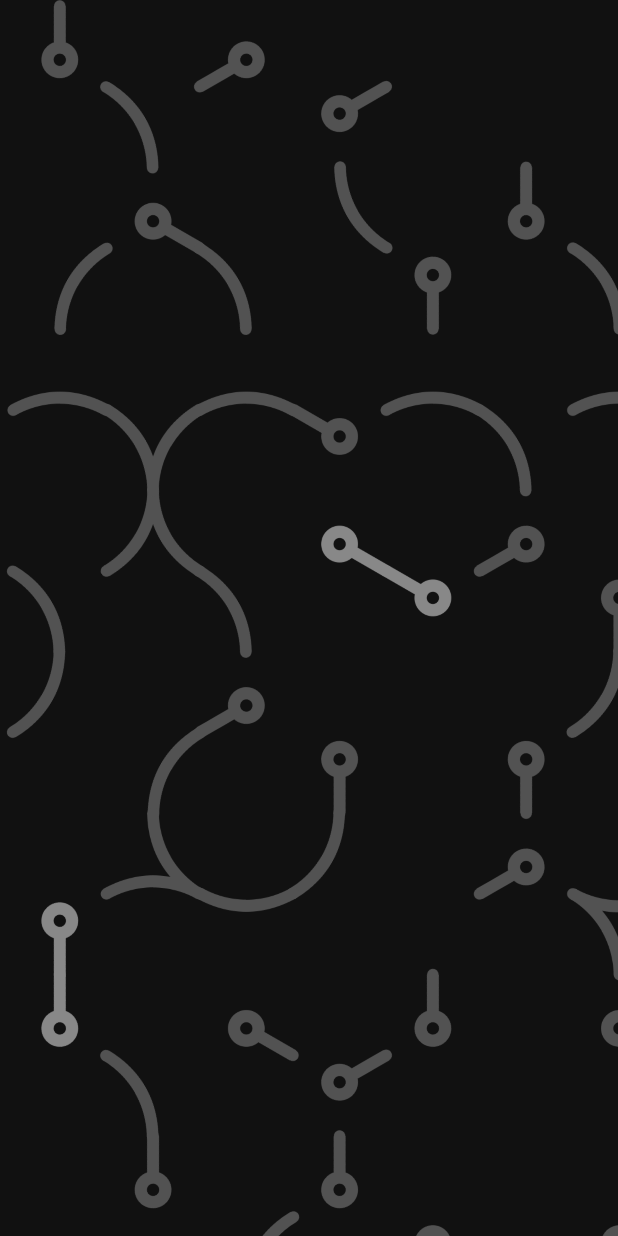
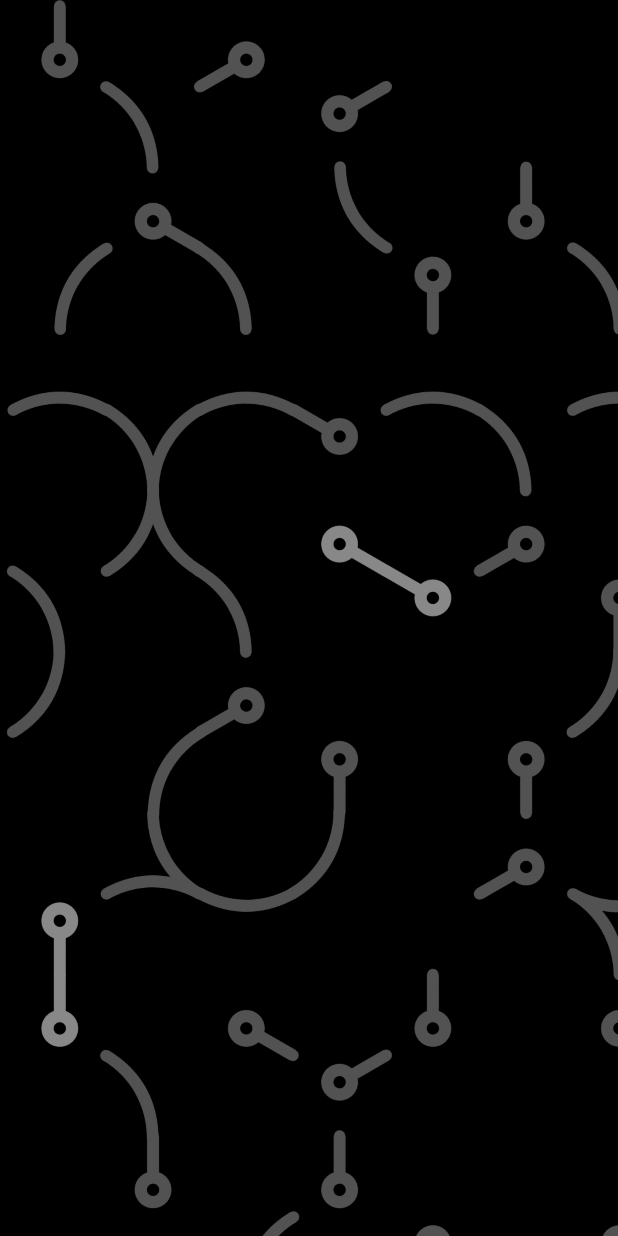
Before and after one commit to scopz/ZenLoops, an Android app: the screen it shows after launch (GameActivity), on a phone screen of 412 x 824 dp. Run offline under Robolectric (Android 15) with nearby library versions, the phone set to English and light mode, and no system bars; 1 statement that could not run was skipped.

Commit message:
Set background to black

```diff
--- a/app/src/main/res/values/colors.xml
+++ b/app/src/main/res/values/colors.xml
@@ -6,6 +6,6 @@
     <color name="light">#FEEE</color>
 
     <color name="uniqueColor">@color/dark</color>
-    <color name="backgroundColor">@color/dark</color>
+    <color name="backgroundColor">@color/black</color>
     <color name="endBackgroundColor">@color/light</color>
 </resources>
```
